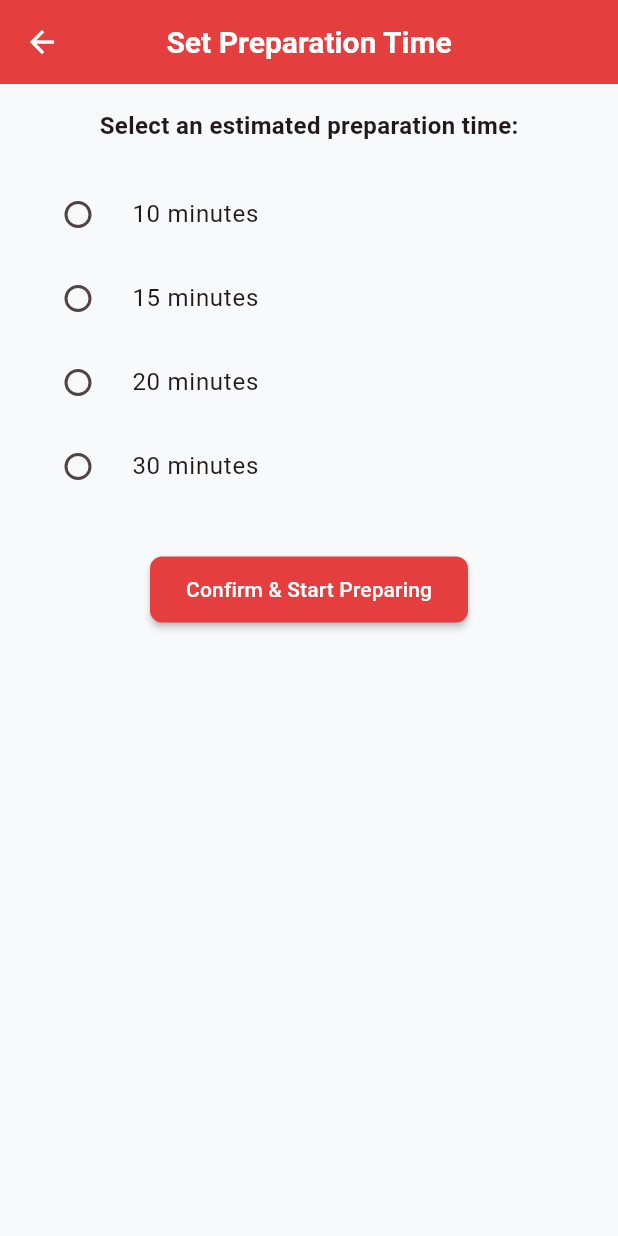
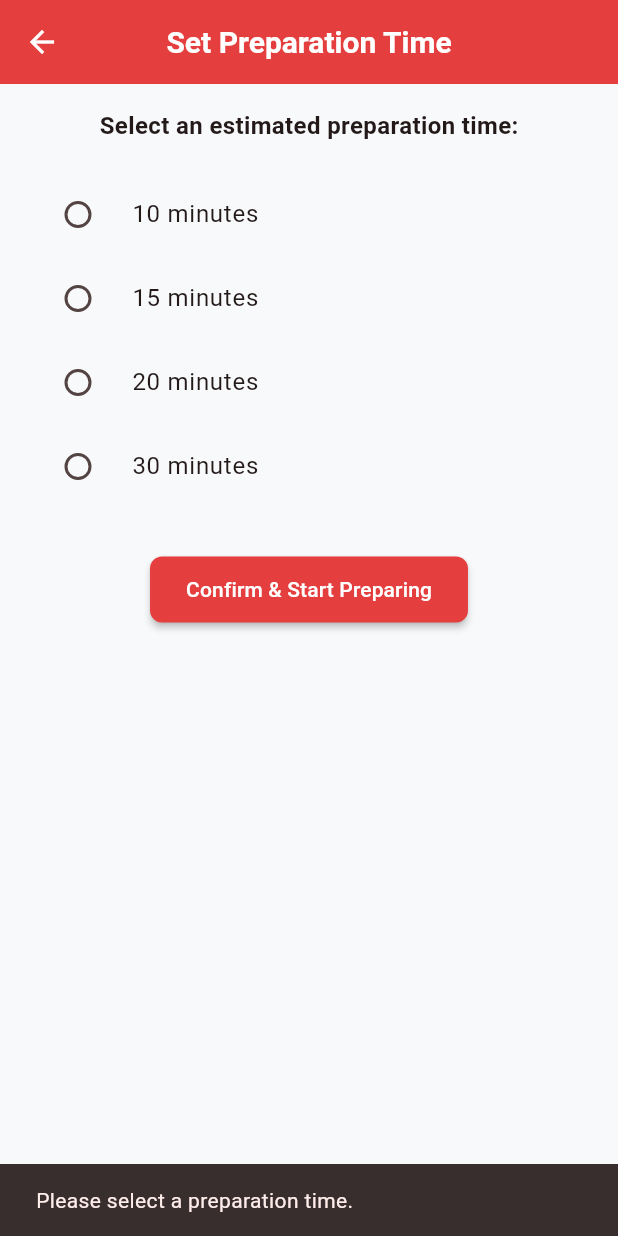
Before and after one commit to nhbi05/makbites, a Flutter app: the SetPreparationTimePage screen opened directly with empty values, after a tap on "Confirm & Start Preparing", on a phone screen of 412 x 824 dp. Run offline on Flutter 3.47's test engine with Material 3 defaults, Android fonts, the phone set to English and light mode, and no system bars; our stand-ins replace cached_network_image, cloud_firestore, firebase_auth, firebase_core, firebase_storage, google_fonts and 1 more; accounts and stored records are empty.

Commit message:
added functionaility for vendors to allocate an order as start preparing, then allocate time for the order

```diff
--- a/lib/screens/vendor/set_preparation_time.dart
+++ b/lib/screens/vendor/set_preparation_time.dart
@@ -3,7 +3,7 @@ import 'package:flutter/material.dart';
 
 class SetPreparationTimePage extends StatefulWidget {
   final String orderId;
-  final String vendorRestaurantId; // Add this if you need to pass it around
+  final String vendorRestaurantId;
 
   const SetPreparationTimePage({
     required this.orderId,
@@ -16,36 +16,56 @@ class SetPreparationTimePage extends StatefulWidget {
 
 class _SetPreparationTimePageState extends State<SetPreparationTimePage> {
   String? selectedTime;
+  bool _isSubmitting = false;
+
   final List<String> times = ['10 minutes', '15 minutes', '20 minutes', '30 minutes'];
 
-  void _submitTime() async {
-    if (selectedTime == null) return;
+  Future<void> _submitTime() async {
+    if (selectedTime == null) {
+      ScaffoldMessenger.of(context).showSnackBar(
+        SnackBar(content: Text('Please select a preparation time.')),
+      );
+      return;
+    }
 
-    await FirebaseFirestore.instance.collection('orders').doc(widget.orderId).update({
-      'status': 'Start Preparing',
-      'estimatedPreparationTime': selectedTime,
-      'preparationStartTimestamp': FieldValue.serverTimestamp(),
-      'restaurant': widget.vendorRestaurantId, // Optional: in case needed again
+    setState(() {
+      _isSubmitting = true;
     });
 
-    Navigator.pop(context); // Go back to OrdersPage
+    try {
+      await FirebaseFirestore.instance.collection('orders').doc(widget.orderId).update({
+        'status': 'Start Preparing',
+        'estimatedPreparationTime': selectedTime,
+        'preparationStartTimestamp': FieldValue.serverTimestamp(),
+        'restaurant': widget.vendorRestaurantId,
+      });
 
-    // Optional: Show snack on OrdersPage instead of here
-    ScaffoldMessenger.of(context).showSnackBar(
-      SnackBar(content: Text('Order marked as "Start Preparing"!')),
-    );
+      // Return success to OrdersPage
+      Navigator.pop(context, true);
+    } catch (e) {
+      setState(() {
+        _isSubmitting = false;
+      });
+      ScaffoldMessenger.of(context).showSnackBar(
+        SnackBar(content: Text('Error: Could not update order.')),
+      );
+    }
   }
 
   @override
   Widget build(BuildContext context) {
     return Scaffold(
       appBar: AppBar(title: Text("Set Preparation Time")),
-      body: Padding(
+      body: _isSubmitting
+          ? Center(child: CircularProgressIndicator())
+          : Padding(
         padding: const EdgeInsets.all(16.0),
         child: Column(
           children: [
-            Text("Select an estimated preparation time:",
-                style: TextStyle(fontSize: 16, fontWeight: FontWeight.bold)),
+            Text(
+              "Select an estimated preparation time:",
+              style: TextStyle(fontSize: 16, fontWeight: FontWeight.bold),
+            ),
             SizedBox(height: 20),
             ...times.map((time) {
               return RadioListTile<String>(
```
Also changed, not shown: lib/screens/vendor/orders.dart (+38 -26 lines).
